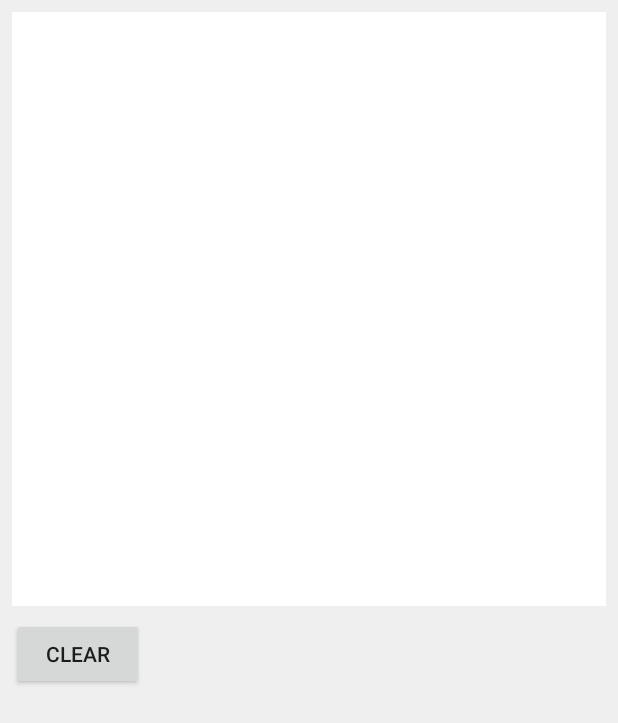
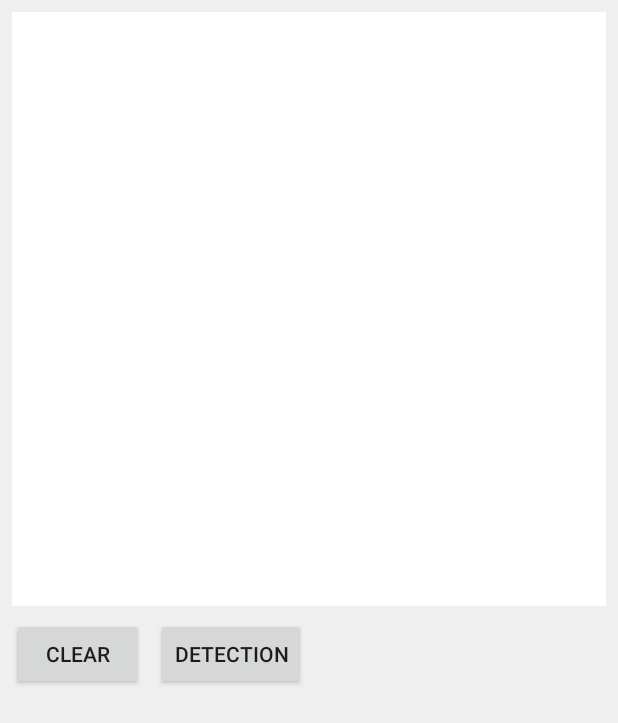
Before and after one commit to wisteria429/TegakiMojiDetection, an Android app: the layout activity_main.xml on its own in the app's theme, with its tools: preview values and no code run, on a phone screen of 412 x 824 dp. Shown: the top 723 px of the screen. Run offline under Robolectric (Android 15) with nearby library versions, the phone set to English and light mode, and no system bars; network calls fail.

Commit message:
手書き数字の認識処理を実装

```diff
--- a/app/src/main/AndroidManifest.xml
+++ b/app/src/main/AndroidManifest.xml
@@ -9,7 +9,8 @@
             android:roundIcon="@mipmap/ic_launcher_round"
             android:supportsRtl="true"
             android:theme="@style/AppTheme">
-        <activity android:name=".MainActivity">
+        <activity android:name=".MainActivity"
+        android:screenOrientation="portrait">
             <intent-filter>
                 <action android:name="android.intent.action.MAIN"/>
 
--- a/app/src/main/java/jp/study/fuji/tegakimojidetection/CanvasView.kt
+++ b/app/src/main/java/jp/study/fuji/tegakimojidetection/CanvasView.kt
@@ -14,11 +14,11 @@ class CanvasView: View {
 
     init {
         paint.apply {
-            color = Color.rgb(0, 0, 0)
+            color = Color.rgb(0,0,0)
             style = Paint.Style.STROKE
             strokeJoin = Paint.Join.ROUND
             strokeCap = Paint.Cap.ROUND
-            strokeWidth = 10f
+            strokeWidth = 80f
         }
 
     }
@@ -64,4 +64,14 @@ class CanvasView: View {
         invalidate()
     }
 
+    fun getBitmap() :Bitmap {
+        val b = Bitmap.createBitmap(width, height, Bitmap.Config.RGB_565)
+
+        val c = Canvas(b)
+        draw(c)
+
+        return Bitmap.createScaledBitmap(b, TegakiMojiClassifier.DIM_IMG_SIZE_X, TegakiMojiClassifier.DIM_IMG_SIZE_Y, false)
+
+    }
+
 }
--- a/app/src/main/java/jp/study/fuji/tegakimojidetection/TfAssetLoader.kt
+++ b/app/src/main/java/jp/study/fuji/tegakimojidetection/TfAssetLoader.kt
@@ -1,6 +1,5 @@
 package jp.study.fuji.tegakimojidetection
 
-import android.app.Activity
 import android.content.res.AssetManager
 import java.io.BufferedReader
 import java.io.FileInputStream
@@ -10,6 +9,7 @@ import java.nio.channels.FileChannel
 
 class TfAssetLoader(val assets:AssetManager) {
     companion object {
+//        private const val MODEL_PATH = "my_model.lite"
         private const val MODEL_PATH = "my_model.lite"
         private const val LABEL_PATH = "my_labels.txt"
     }
--- a/app/src/main/res/layout/activity_main.xml
+++ b/app/src/main/res/layout/activity_main.xml
@@ -23,4 +23,28 @@
             android:text="Clear"
             android:layout_marginTop="8dp" app:layout_constraintTop_toBottomOf="@+id/canvas"
             app:layout_constraintStart_toStartOf="parent" android:layout_marginStart="8dp"/>
+
+    <Button
+            android:id="@+id/bt_detection"
+            android:layout_width="wrap_content" android:layout_height="wrap_content"
+            android:text="Detection" app:layout_constraintStart_toEndOf="@+id/bt_clear"
+            android:layout_marginStart="8dp"
+            app:layout_constraintTop_toTopOf="@+id/bt_clear"/>
+    <TextView
+            android:id="@+id/text"
+            android:layout_width="wrap_content" android:layout_height="wrap_content"
+
+            android:layout_marginBottom="8dp" app:layout_constraintBottom_toBottomOf="parent"
+            app:layout_constraintEnd_toEndOf="@+id/bt_detection" app:layout_constraintStart_toStartOf="@+id/bt_clear"
+            android:layout_marginStart="8dp" android:layout_marginTop="8dp"
+            app:layout_constraintTop_toBottomOf="@+id/bt_clear"/>
+
+    <ImageView
+            android:id="@+id/image"
+            android:layout_width="100dp" android:layout_height="100dp"
+            android:scaleType="centerInside"
+            app:layout_constraintEnd_toEndOf="parent" android:layout_marginEnd="8dp"
+            app:layout_constraintStart_toEndOf="@+id/bt_detection" android:layout_marginStart="8dp"
+            android:layout_marginTop="8dp" app:layout_constraintTop_toBottomOf="@+id/canvas"
+            app:layout_constraintBottom_toBottomOf="parent"/>
 </android.support.constraint.ConstraintLayout>
```
Also changed, not shown: app/src/main/java/jp/study/fuji/tegakimojidetection/MainActivity.kt (+14 -0 lines), app/src/main/java/jp/study/fuji/tegakimojidetection/TegakiMojiClassifier.kt (added, +83 -0 lines).
